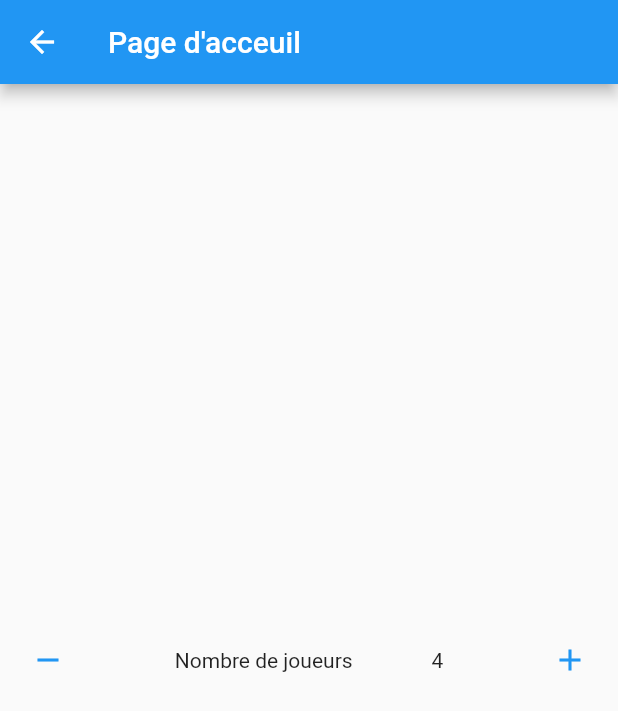
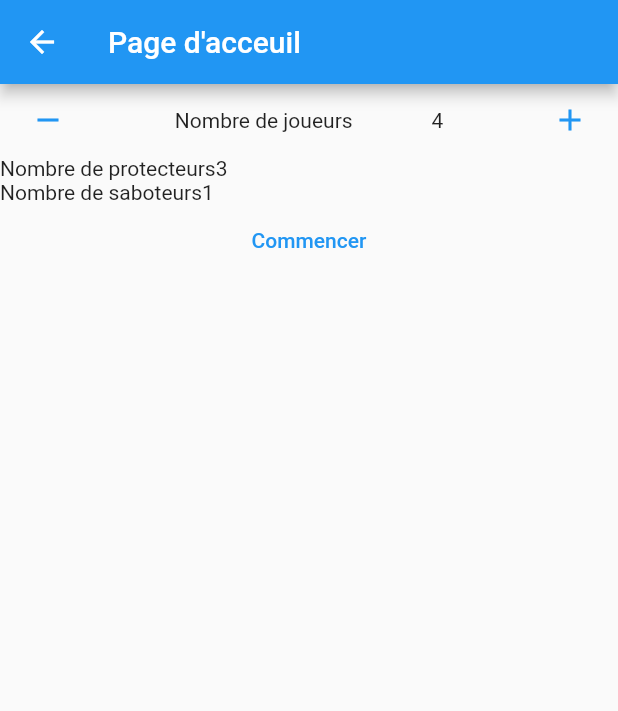
Before and after one commit to AntoineDly/HistoWorld, a Flutter app: the SecondPage screen opened directly, after a tap on the "remove" icon, on a phone screen of 412 x 824 dp. Shown: the top 711 px of the screen. Run offline on Flutter 3.47's test engine with Material 2 defaults, Android fonts, the phone set to English and light mode, and no system bars.

Commit message:
[ADD] New pages

```diff
--- a/lib/secondpage.dart
+++ b/lib/secondpage.dart
@@ -1,5 +1,6 @@
 import 'package:flutter/material.dart';
-import 'package:flutter_speed_dial/flutter_speed_dial.dart';
+
+import 'createplayerpage.dart';
 
 class SecondPage extends StatefulWidget {
   const SecondPage({super.key, required this.title});
@@ -11,12 +12,15 @@ class SecondPage extends StatefulWidget {
 
 class _SecondPageState extends State<SecondPage> {
   int _counter = 4;
+  int _protectors = 3;
+  int _saboteurs = 1;
 
   void _incrementCounter() {
     setState(() {
       if(_counter < 10) {
         _counter++;
       }
+      getProtectorsAndSaboteurs();
     });
   }
 
@@ -24,6 +28,49 @@ class _SecondPageState extends State<SecondPage> {
     setState(() {
       if(_counter > 4) {
         _counter--;
+      }
+      getProtectorsAndSaboteurs();
+    });
+  }
+
+  void getProtectorsAndSaboteurs() {
+    setState(() {
+      switch(_counter) {
+        case 4: {
+          _protectors = 3;
+          _saboteurs = 1;
+          break;
+        }
+        case 5: {
+          _protectors = 3;
+          _saboteurs = 2;
+          break;
+        }
+        case 6: {
+          _protectors = 4;
+          _saboteurs = 2;
+          break;
+        }
+        case 7: {
+          _protectors = 4;
+          _saboteurs = 3;
+          break;
+        }
+        case 8: {
+          _protectors = 5;
+          _saboteurs = 3;
+          break;
+        }
+        case 9: {
+          _protectors = 5;
+          _saboteurs = 4;
+          break;
+        }
+        case 10: {
+          _protectors = 6;
+          _saboteurs = 4;
+          break;
+        }
       }
     });
   }
@@ -34,8 +81,9 @@ class _SecondPageState extends State<SecondPage> {
       appBar: AppBar(
         title: Text('Page d\'acceuil'),
       ),
-      body: Center(
-        child: Row(
+      body: Column(
+        children: <Widget>[
+          Row(
             mainAxisAlignment: MainAxisAlignment.spaceBetween,
             children: [
               TextButton(
@@ -54,7 +102,37 @@ class _SecondPageState extends State<SecondPage> {
               ),
             ],
           ),
+          Row(
+            children: [
+              const Text(
+                'Nombre de protecteurs',
               ),
+              Text(
+                '$_protectors',
+              ),
+            ]
+          ),
+          Row(
+            children: [
+              const Text(
+                'Nombre de saboteurs',
+              ),
+              Text(
+                '$_saboteurs',
+              ),
+            ]
+          ),
+          TextButton(
+              onPressed: () {
+                Navigator.push(
+                  context,
+                  MaterialPageRoute(builder: (context) => const CreatePlayerPage(title: 'Nombre de joueurs')),
+                );
+              },
+              child: const Text('Commencer')
+          )
+        ]
+      )
     );
   }
 }
```
Also changed, not shown: lib/createplayerpage.dart (added, +50 -0 lines), lib/models/person.dart (added, +7 -0 lines), lib/personpage.dart (added, +36 -0 lines). Lines whose indentation alone changed are shown as unchanged.
